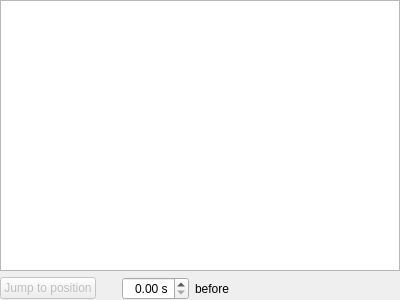
This is app/play/play_gui/src/widgets/scenario_widget/scenario_widget.ui in eclipse-ecal/ecal as Qt 5 draws it before an edit. The edited form follows.
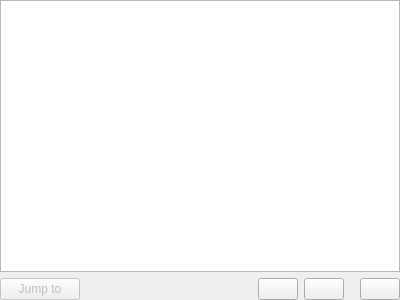
This is the edited form. Icons and pictures are not drawn. Custom widgets are drawn as their Qt base class.

What changed in the file:
```diff
--- a/app/play/play_gui/src/widgets/scenario_widget/scenario_widget.ui
+++ b/app/play/play_gui/src/widgets/scenario_widget/scenario_widget.ui
@@ -68,55 +68,7 @@
         <string>Jump to the selected scenario</string>
        </property>
        <property name="text">
-        <string>Jump to position</string>
-       </property>
-      </widget>
-     </item>
-     <item>
-      <spacer name="horizontalSpacer_2">
-       <property name="orientation">
-        <enum>Qt::Horizontal</enum>
-       </property>
-       <property name="sizeType">
-        <enum>QSizePolicy::Maximum</enum>
-       </property>
-       <property name="sizeHint" stdset="0">
-        <size>
-         <width>20</width>
-         <height>0</height>
-        </size>
-       </property>
-      </spacer>
-     </item>
-     <item>
-      <widget class="QDoubleSpinBox" name="jump_to_offset_spinbox">
-       <property name="minimumSize">
-        <size>
-         <width>40</width>
-         <height>0</height>
-        </size>
-       </property>
-       <property name="toolTip">
-        <string>Don't jump directly to the event, but some seconds before.</string>
-       </property>
-       <property name="alignment">
-        <set>Qt::AlignRight|Qt::AlignTrailing|Qt::AlignVCenter</set>
-       </property>
-       <property name="suffix">
-        <string> s</string>
-       </property>
-      </widget>
-     </item>
-     <item>
-      <widget class="QLabel" name="label">
-       <property name="minimumSize">
-        <size>
-         <width>40</width>
-         <height>0</height>
-        </size>
-       </property>
-       <property name="text">
-        <string>before</string>
+        <string>Jump to</string>
        </property>
       </widget>
      </item>
@@ -133,6 +85,64 @@
        </property>
       </spacer>
      </item>
+     <item>
+      <widget class="QPushButton" name="add_button">
+       <property name="toolTip">
+        <string>Add new label</string>
+       </property>
+       <property name="text">
+        <string/>
+       </property>
+       <property name="icon">
+        <iconset resource="../../../../../iconset/ecalicons.qrc">
+         <normaloff>:/ecalicons/ADD</normaloff>:/ecalicons/ADD</iconset>
+       </property>
+      </widget>
+     </item>
+     <item>
+      <widget class="QPushButton" name="remove_button">
+       <property name="toolTip">
+        <string>Remove labels</string>
+       </property>
+       <property name="text">
+        <string/>
+       </property>
+       <property name="icon">
+        <iconset resource="../../../../../iconset/ecalicons.qrc">
+         <normaloff>:/ecalicons/REMOVE</normaloff>:/ecalicons/REMOVE</iconset>
+       </property>
+      </widget>
+     </item>
+     <item>
+      <spacer name="horizontalSpacer_3">
+       <property name="orientation">
+        <enum>Qt::Horizontal</enum>
+       </property>
+       <property name="sizeType">
+        <enum>QSizePolicy::Maximum</enum>
+       </property>
+       <property name="sizeHint" stdset="0">
+        <size>
+         <width>10</width>
+         <height>0</height>
+        </size>
+       </property>
+      </spacer>
+     </item>
+     <item>
+      <widget class="QPushButton" name="save_button">
+       <property name="toolTip">
+        <string>Save labels to file</string>
+       </property>
+       <property name="text">
+        <string/>
+       </property>
+       <property name="icon">
+        <iconset resource="../../../../../iconset/ecalicons.qrc">
+         <normaloff>:/ecalicons/SAVE</normaloff>:/ecalicons/SAVE</iconset>
+       </property>
+      </widget>
+     </item>
     </layout>
    </item>
   </layout>
```
Left out of the diff: 17 changed lines with no effect on the pictures.
